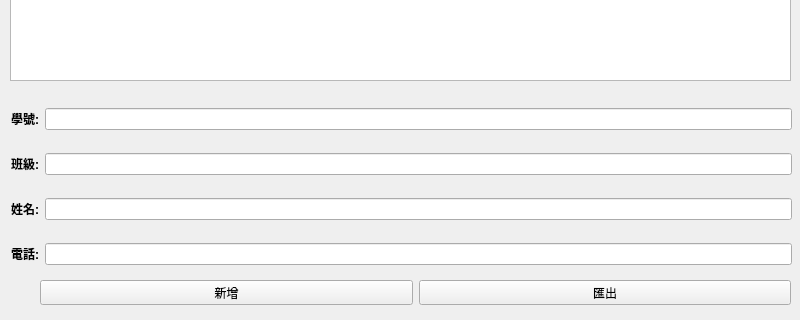
deltaXXC/ContactBook, file mywidget.ui: the form before one commit; both pictures show x 0 to 800 and y 280 to 600 of the 800 by 600 pixel window.
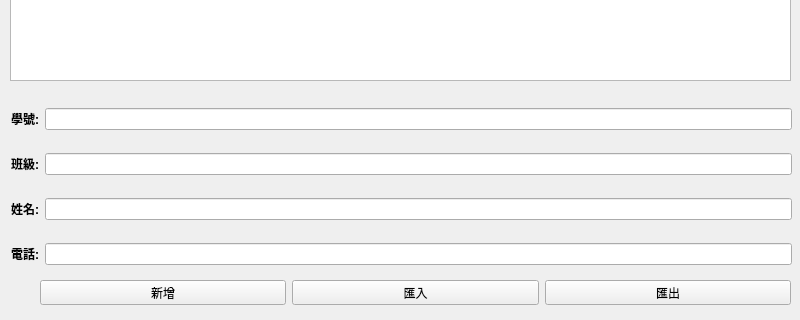
The form after the commit.

```diff
--- a/mywidget.ui
+++ b/mywidget.ui
@@ -40,6 +40,13 @@
       </property>
      </widget>
     </item>
+    <item>
+     <widget class="QPushButton" name="pushButton_3">
+      <property name="text">
+       <string>匯入</string>
+      </property>
+     </widget>
+    </item>
     <item>
      <widget class="QPushButton" name="pushButton_2">
       <property name="text">
```
